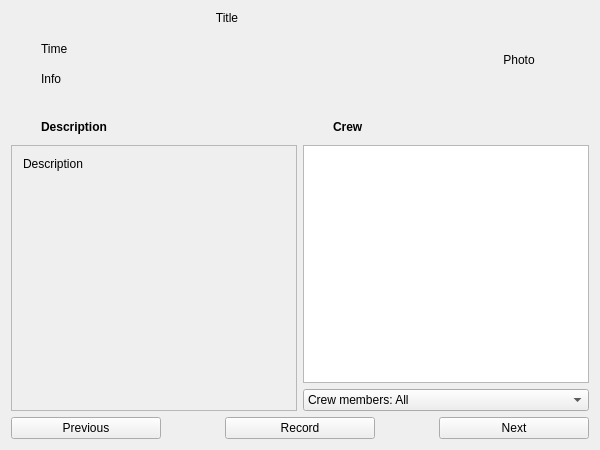
Old version of the form src/ui/epg/EpgShow.ui in the repository ntadej/tano.
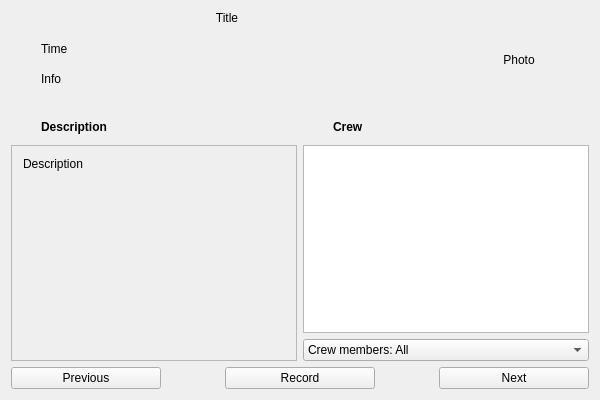
New version of the form. Icons and pictures are not drawn.

```diff
--- a/src/ui/epg/EpgShow.ui
+++ b/src/ui/epg/EpgShow.ui
@@ -7,7 +7,7 @@
     <x>0</x>
     <y>0</y>
     <width>600</width>
-    <height>450</height>
+    <height>400</height>
    </rect>
   </property>
   <property name="windowIcon">
@@ -163,7 +163,7 @@
             <x>0</x>
             <y>0</y>
             <width>281</width>
-            <height>250</height>
+            <height>200</height>
            </rect>
           </property>
           <layout class="QVBoxLayout" name="verticalLayout_2">
```
